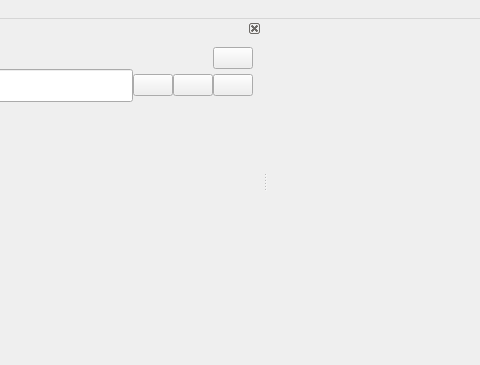
Qt form ui/graph.ui (d-code000/BitGraph) before a commit; both pictures show x 104 to 584 and y 0 to 365 of the 712 by 365 pixel window.
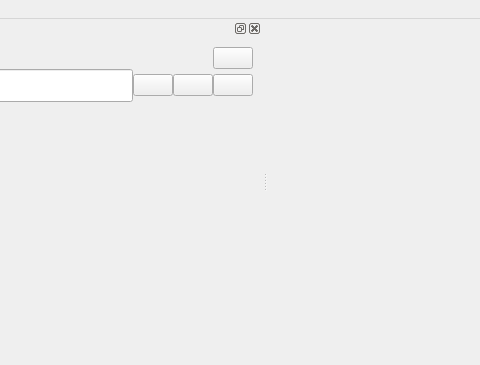
The same form after that commit. Icons and pictures are not drawn.

Commit message: Setting plotting

```diff
--- a/ui/graph.ui
+++ b/ui/graph.ui
@@ -10,6 +10,12 @@
     <height>365</height>
    </rect>
   </property>
+  <property name="sizePolicy">
+   <sizepolicy hsizetype="Minimum" vsizetype="Minimum">
+    <horstretch>0</horstretch>
+    <verstretch>0</verstretch>
+   </sizepolicy>
+  </property>
   <property name="windowTitle">
    <string>MainWindow</string>
   </property>
@@ -39,8 +45,17 @@
   </widget>
   <widget class="QStatusBar" name="statusbar"/>
   <widget class="QDockWidget" name="dockWidget">
+   <property name="sizePolicy">
+    <sizepolicy hsizetype="Minimum" vsizetype="Minimum">
+     <horstretch>0</horstretch>
+     <verstretch>0</verstretch>
+    </sizepolicy>
+   </property>
+   <property name="floating">
+    <bool>false</bool>
+   </property>
    <property name="features">
-    <set>QDockWidget::DockWidgetFeature::DockWidgetClosable|QDockWidget::DockWidgetFeature::DockWidgetMovable</set>
+    <set>QDockWidget::DockWidgetFeature::DockWidgetClosable|QDockWidget::DockWidgetFeature::DockWidgetFloatable|QDockWidget::DockWidgetFeature::DockWidgetMovable</set>
    </property>
    <property name="allowedAreas">
     <set>Qt::DockWidgetArea::LeftDockWidgetArea|Qt::DockWidgetArea::RightDockWidgetArea</set>
```
Left out of the diff: 5 changed lines with no effect on the pictures. The commit also changes 1 other file.
